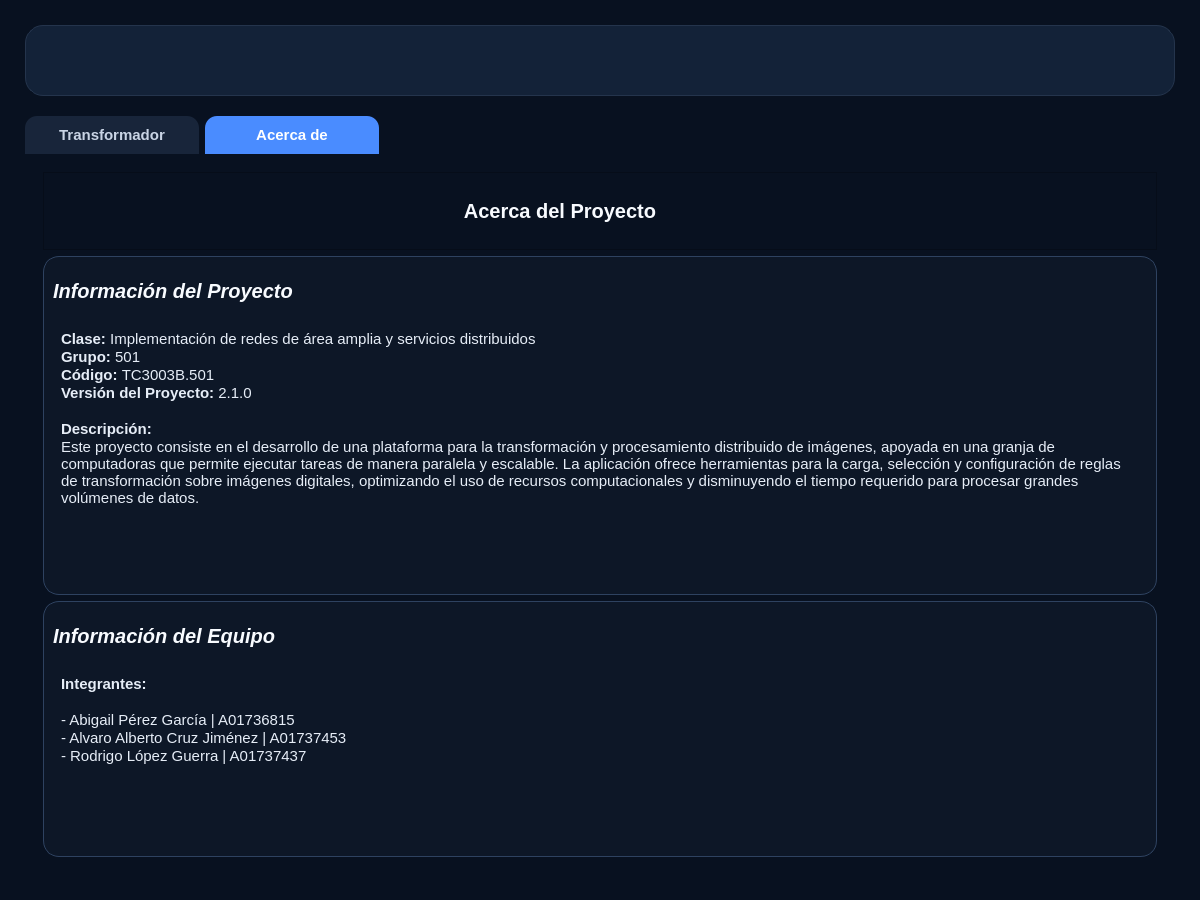
Before: the Qt Designer form (RETO) BixFarm/editables/PixFarm.ui in iiRoy/Implementation-of-wide-area-networks-and-distributed-services, drawn with Qt 5.
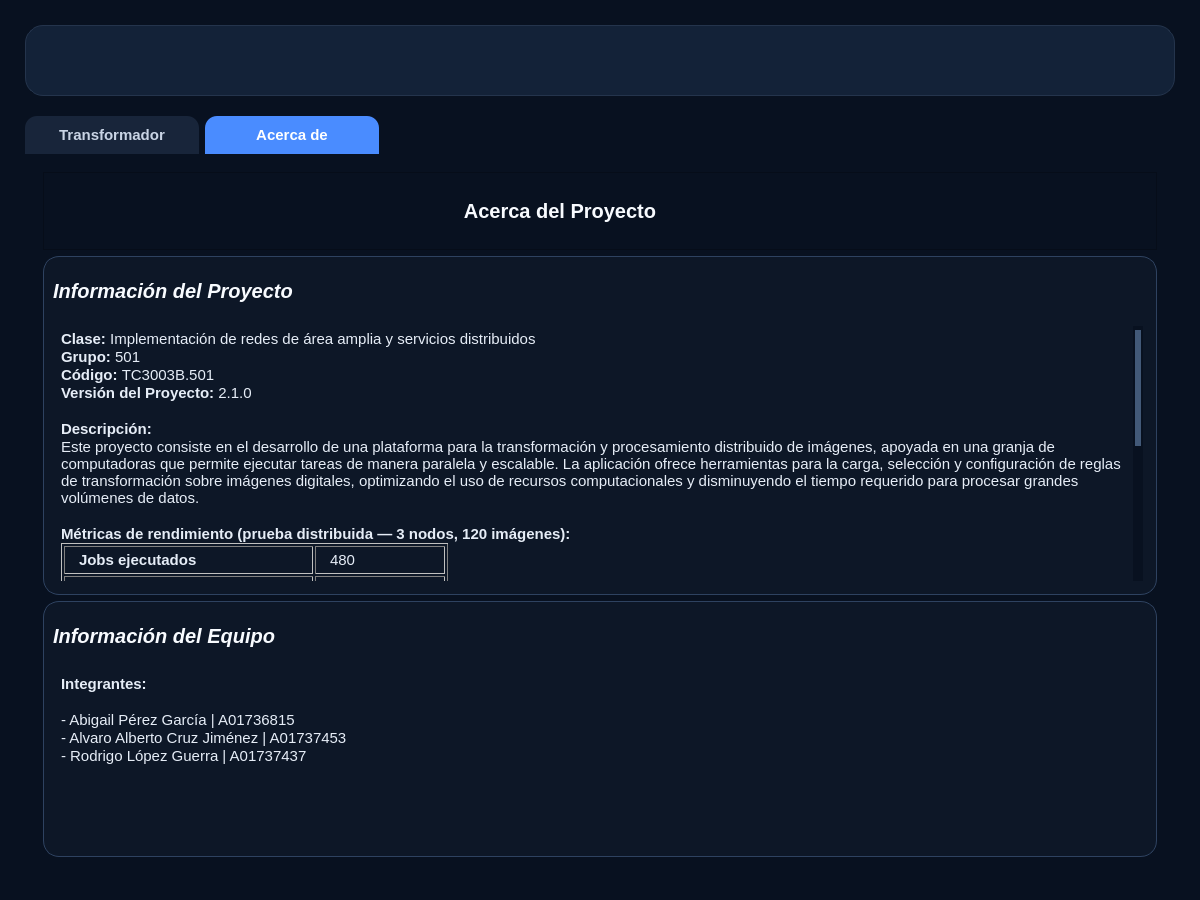
After: the same form once the commit is applied. The open tabs and pages were chosen to show the change. Icons and pictures are not drawn.

Commit message: feat: aws comparation added

```diff
--- a/(RETO) BixFarm/editables/PixFarm.ui
+++ b/(RETO) BixFarm/editables/PixFarm.ui
@@ -1221,7 +1221,27 @@
 &lt;p style=&quot; margin-top:0px; margin-bottom:0px; margin-left:0px; margin-right:0px; -qt-block-indent:0; text-indent:0px;&quot;&gt;&lt;span style=&quot; font-family:'Adwaita Sans'; font-weight:700;&quot;&gt;Versión del Proyecto: &lt;/span&gt;&lt;span style=&quot; font-family:'Adwaita Sans';&quot;&gt;2.1.0&lt;/span&gt;&lt;/p&gt;
 &lt;p style=&quot;-qt-paragraph-type:empty; margin-top:0px; margin-bottom:0px; margin-left:0px; margin-right:0px; -qt-block-indent:0; text-indent:0px; font-family:'Adwaita Sans';&quot;&gt;&lt;br /&gt;&lt;/p&gt;
 &lt;p style=&quot; margin-top:0px; margin-bottom:0px; margin-left:0px; margin-right:0px; -qt-block-indent:0; text-indent:0px;&quot;&gt;&lt;span style=&quot; font-family:'Adwaita Sans'; font-weight:700;&quot;&gt;Descripción: &lt;/span&gt;&lt;/p&gt;
-&lt;p style=&quot; margin-top:0px; margin-bottom:0px; margin-left:0px; margin-right:0px; -qt-block-indent:0; text-indent:0px;&quot;&gt;&lt;span style=&quot; font-family:'Adwaita Sans';&quot;&gt;Este proyecto consiste en el desarrollo de una plataforma para la transformación y procesamiento distribuido de imágenes, apoyada en una granja de computadoras que permite ejecutar tareas de manera paralela y escalable. La aplicación ofrece herramientas para la carga, selección y configuración de reglas de transformación sobre imágenes digitales, optimizando el uso de recursos computacionales y disminuyendo el tiempo requerido para procesar grandes volúmenes de datos.&lt;/span&gt;&lt;/p&gt;&lt;/body&gt;&lt;/html&gt;</string>
+&lt;p style=&quot; margin-top:0px; margin-bottom:0px; margin-left:0px; margin-right:0px; -qt-block-indent:0; text-indent:0px;&quot;&gt;&lt;span style=&quot; font-family:'Adwaita Sans';&quot;&gt;Este proyecto consiste en el desarrollo de una plataforma para la transformación y procesamiento distribuido de imágenes, apoyada en una granja de computadoras que permite ejecutar tareas de manera paralela y escalable. La aplicación ofrece herramientas para la carga, selección y configuración de reglas de transformación sobre imágenes digitales, optimizando el uso de recursos computacionales y disminuyendo el tiempo requerido para procesar grandes volúmenes de datos.&lt;/span&gt;&lt;/p&gt;
+&lt;p style=&quot;-qt-paragraph-type:empty; margin-top:0px; margin-bottom:0px; margin-left:0px; margin-right:0px; -qt-block-indent:0; text-indent:0px; font-family:'Adwaita Sans';&quot;&gt;&lt;br /&gt;&lt;/p&gt;
+&lt;p style=&quot; margin-top:0px; margin-bottom:0px; margin-left:0px; margin-right:0px; -qt-block-indent:0; text-indent:0px;&quot;&gt;&lt;span style=&quot; font-family:'Adwaita Sans'; font-weight:700;&quot;&gt;Métricas de rendimiento (prueba distribuida — 3 nodos, 120 imágenes):&lt;/span&gt;&lt;/p&gt;
+&lt;p style=&quot;-qt-paragraph-type:empty; margin-top:0px; margin-bottom:0px; margin-left:0px; margin-right:0px; -qt-block-indent:0; text-indent:0px; font-family:'Adwaita Sans';&quot;&gt;&lt;br /&gt;&lt;/p&gt;
+&lt;table border=&quot;1&quot; style=&quot;border-collapse:collapse; font-family:'Adwaita Sans'; font-size:11pt;&quot;&gt;
+&lt;tr&gt;&lt;td style=&quot;padding:4px 14px;&quot;&gt;&lt;span style=&quot; font-family:'Adwaita Sans'; font-weight:700;&quot;&gt;Jobs ejecutados&lt;/span&gt;&lt;/td&gt;&lt;td style=&quot;padding:4px 14px;&quot;&gt;480&lt;/td&gt;&lt;/tr&gt;
+&lt;tr&gt;&lt;td style=&quot;padding:4px 14px;&quot;&gt;&lt;span style=&quot; font-family:'Adwaita Sans'; font-weight:700;&quot;&gt;Píxeles por imagen (promedio)&lt;/span&gt;&lt;/td&gt;&lt;td style=&quot;padding:4px 14px;&quot;&gt;1.11 × 10⁷ px&lt;/td&gt;&lt;/tr&gt;
+&lt;tr&gt;&lt;td style=&quot;padding:4px 14px;&quot;&gt;&lt;span style=&quot; font-family:'Adwaita Sans'; font-weight:700;&quot;&gt;Píxeles totales procesados&lt;/span&gt;&lt;/td&gt;&lt;td style=&quot;padding:4px 14px;&quot;&gt;5.35 × 10⁹ px&lt;/td&gt;&lt;/tr&gt;
+&lt;tr&gt;&lt;td style=&quot;padding:4px 14px;&quot;&gt;&lt;span style=&quot; font-family:'Adwaita Sans'; font-weight:700;&quot;&gt;Tiempo total de ejecución&lt;/span&gt;&lt;/td&gt;&lt;td style=&quot;padding:4px 14px;&quot;&gt;128.7242 s&lt;/td&gt;&lt;/tr&gt;
+&lt;tr&gt;&lt;td style=&quot;padding:4px 14px;&quot;&gt;&lt;span style=&quot; font-family:'Adwaita Sans'; font-weight:700;&quot;&gt;Throughput del sistema&lt;/span&gt;&lt;/td&gt;&lt;td style=&quot;padding:4px 14px;&quot;&gt;4.16 × 10⁷ px/s&lt;/td&gt;&lt;/tr&gt;
+&lt;/table&gt;
+&lt;p style=&quot;-qt-paragraph-type:empty; margin-top:0px; margin-bottom:0px; margin-left:0px; margin-right:0px; -qt-block-indent:0; text-indent:0px; font-family:'Adwaita Sans';&quot;&gt;&lt;br /&gt;&lt;/p&gt;
+&lt;p style=&quot; margin-top:0px; margin-bottom:0px; margin-left:0px; margin-right:0px; -qt-block-indent:0; text-indent:0px;&quot;&gt;&lt;span style=&quot; font-family:'Adwaita Sans'; font-weight:700;&quot;&gt;Comparativa de Costo Anual: Granja Propia vs AWS&lt;/span&gt;&lt;/p&gt;
+&lt;p style=&quot;-qt-paragraph-type:empty; margin-top:0px; margin-bottom:0px; margin-left:0px; margin-right:0px; -qt-block-indent:0; text-indent:0px; font-family:'Adwaita Sans';&quot;&gt;&lt;br /&gt;&lt;/p&gt;
+&lt;table border=&quot;1&quot; style=&quot;border-collapse:collapse; font-family:'Adwaita Sans'; font-size:11pt;&quot;&gt;
+&lt;tr&gt;&lt;td style=&quot;padding:4px 14px;&quot;&gt;&lt;span style=&quot; font-family:'Adwaita Sans'; font-weight:700;&quot;&gt;Granja propia (electricidad + amortización)&lt;/span&gt;&lt;/td&gt;&lt;td style=&quot;padding:4px 14px;&quot;&gt;$14,419 MXN/año&lt;/td&gt;&lt;/tr&gt;
+&lt;tr&gt;&lt;td style=&quot;padding:4px 14px;&quot;&gt;&lt;span style=&quot; font-family:'Adwaita Sans'; font-weight:700;&quot;&gt;Servicio AWS 3× m8g.2xlarge&lt;/span&gt;&lt;/td&gt;&lt;td style=&quot;padding:4px 14px;&quot;&gt;$62,052.60 MXN/año&lt;/td&gt;&lt;/tr&gt;
+&lt;tr&gt;&lt;td style=&quot;padding:4px 14px;&quot;&gt;&lt;span style=&quot; font-family:'Adwaita Sans'; font-weight:700;&quot;&gt;Diferencia&lt;/span&gt;&lt;/td&gt;&lt;td style=&quot;padding:4px 14px;&quot;&gt;AWS es 4.3× más costoso&lt;/td&gt;&lt;/tr&gt;
+&lt;/table&gt;
+&lt;p style=&quot;-qt-paragraph-type:empty; margin-top:0px; margin-bottom:0px; margin-left:0px; margin-right:0px; -qt-block-indent:0; text-indent:0px; font-family:'Adwaita Sans';&quot;&gt;&lt;br /&gt;&lt;/p&gt;
+&lt;p style=&quot; margin-top:0px; margin-bottom:0px; margin-left:0px; margin-right:0px; -qt-block-indent:0; text-indent:0px;&quot;&gt;&lt;span style=&quot; font-family:'Adwaita Sans';&quot;&gt;Una granja local resulta más rentable para cargas de trabajo predecibles, siendo aproximadamente 4.3× más económica que AWS en operación anual.&lt;/span&gt;&lt;/p&gt;&lt;/body&gt;&lt;/html&gt;</string>
                    </property>
                   </widget>
                  </item>
```
The commit also changes 1 other file.
